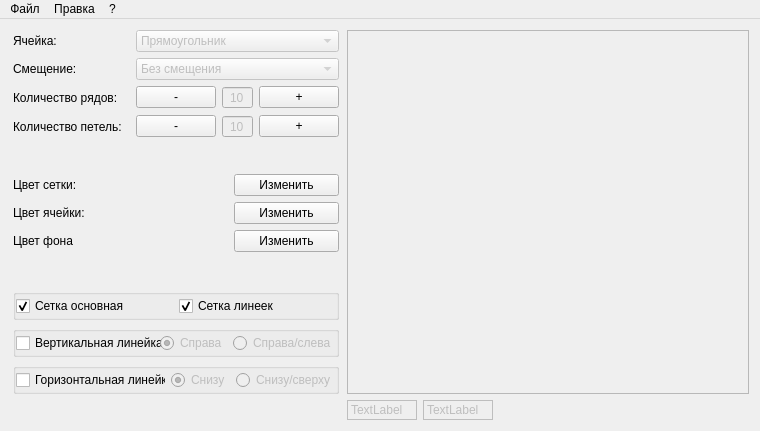
Old version of the form mainwindow.ui in the repository MegaSamuel/PatternDraw.
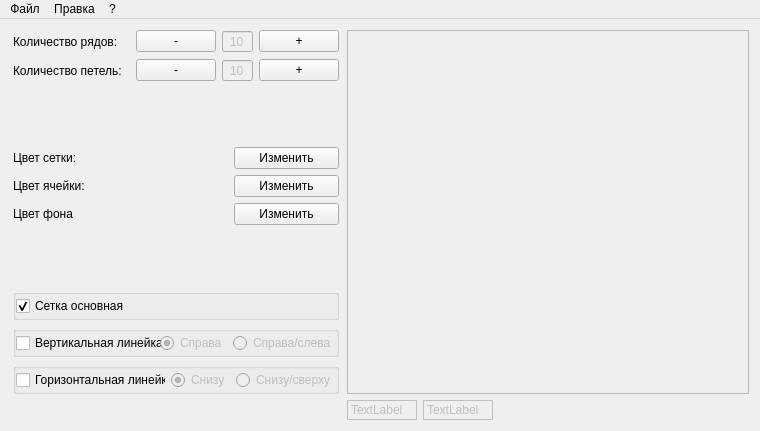
New version of the form. Custom widgets are drawn as their Qt base class.

```diff
--- a/mainwindow.ui
+++ b/mainwindow.ui
@@ -124,7 +124,14 @@
          <property name="rightMargin">
           <number>2</number>
          </property>
-         <item row="3" column="1">
+         <item row="0" column="0">
+          <widget class="QLabel" name="labelRow">
+           <property name="text">
+            <string>Количество рядов:</string>
+           </property>
+          </widget>
+         </item>
+         <item row="1" column="1">
           <layout class="QHBoxLayout" name="horizontalLayout_4">
            <item>
             <widget class="QPushButton" name="btnColumnM">
@@ -173,35 +180,7 @@
            </item>
           </layout>
          </item>
-         <item row="0" column="0">
-          <widget class="QLabel" name="labeItem">
-           <property name="text">
-            <string>Ячейка:</string>
-           </property>
-          </widget>
-         </item>
-         <item row="1" column="0">
-          <widget class="QLabel" name="labelString">
-           <property name="text">
-            <string>Смещение:</string>
-           </property>
-          </widget>
-         </item>
-         <item row="2" column="0">
-          <widget class="QLabel" name="labelRow">
-           <property name="text">
-            <string>Количество рядов:</string>
-           </property>
-          </widget>
-         </item>
-         <item row="3" column="0">
-          <widget class="QLabel" name="labelColumn">
-           <property name="text">
-            <string>Количество петель:</string>
-           </property>
-          </widget>
-         </item>
-         <item row="2" column="1">
+         <item row="0" column="1">
           <layout class="QHBoxLayout" name="horizontalLayout_3">
            <item>
             <widget class="QPushButton" name="btnRowM">
@@ -259,44 +238,11 @@
            </item>
           </layout>
          </item>
-         <item row="1" column="1">
-          <widget class="QComboBox" name="comboBoxGrid">
-           <property name="enabled">
-            <bool>false</bool>
+         <item row="1" column="0">
+          <widget class="QLabel" name="labelColumn">
+           <property name="text">
+            <string>Количество петель:</string>
            </property>
-           <property name="toolTip">
-            <string>&lt;html&gt;&lt;head/&gt;&lt;body&gt;&lt;p&gt;Вид строки&lt;/p&gt;&lt;/body&gt;&lt;/html&gt;</string>
-           </property>
-           <item>
-            <property name="text">
-             <string>Без смещения</string>
-            </property>
-           </item>
-           <item>
-            <property name="text">
-             <string>Со смещением</string>
-            </property>
-           </item>
-          </widget>
-         </item>
-         <item row="0" column="1">
-          <widget class="QComboBox" name="comboBoxItem">
-           <property name="enabled">
-            <bool>false</bool>
-           </property>
-           <property name="toolTip">
-            <string>&lt;html&gt;&lt;head/&gt;&lt;body&gt;&lt;p&gt;Вид элемента&lt;/p&gt;&lt;/body&gt;&lt;/html&gt;</string>
-           </property>
-           <item>
-            <property name="text">
-             <string>Прямоугольник</string>
-            </property>
-           </item>
-           <item>
-            <property name="text">
-             <string>Квадрат</string>
-            </property>
-           </item>
           </widget>
          </item>
         </layout>
@@ -499,16 +445,6 @@
               </property>
              </widget>
             </item>
-            <item>
-             <widget class="QCheckBox" name="checkBoxGridRuler">
-              <property name="text">
-               <string>Сетка линеек</string>
-              </property>
-              <property name="checked">
-               <bool>true</bool>
-              </property>
-             </widget>
-            </item>
            </layout>
           </widget>
          </item>
```
